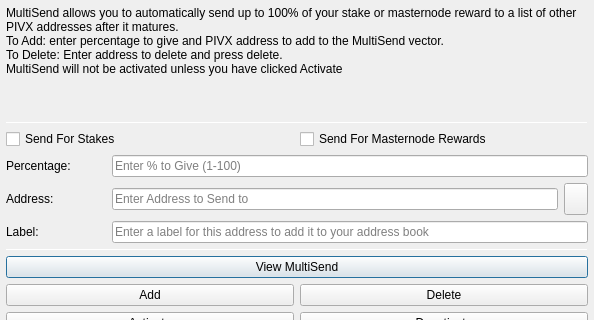
Before: the Qt Designer form src/qt/forms/multisenddialog.ui in mammix2/kore-mammix2, drawn with Qt 5; both pictures show x 0 to 594 and y 0 to 320 of the 594 by 526 pixel window.
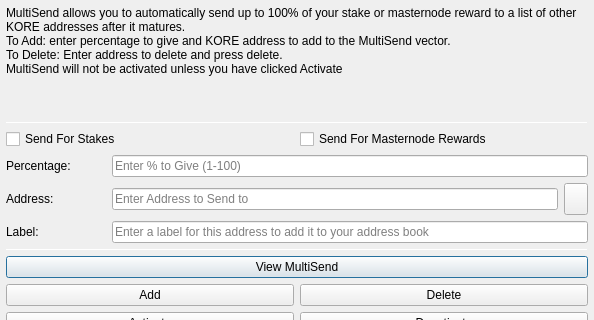
After: the same form once the commit is applied. Icons and pictures are not drawn.

Commit message: PIVX - Kore renaming

Patch:
```diff
--- a/src/qt/forms/multisenddialog.ui
+++ b/src/qt/forms/multisenddialog.ui
@@ -37,8 +37,8 @@
         <number>1</number>
        </property>
        <property name="text">
-        <string>MultiSend allows you to automatically send up to 100% of your stake or masternode reward to a list of other PIVX addresses after it matures.
-To Add: enter percentage to give and PIVX address to add to the MultiSend vector.
+        <string>MultiSend allows you to automatically send up to 100% of your stake or masternode reward to a list of other KORE addresses after it matures.
+To Add: enter percentage to give and KORE address to add to the MultiSend vector.
 To Delete: Enter address to delete and press delete.
 MultiSend will not be activated unless you have clicked Activate</string>
        </property>
```
Left out of the diff: 4 changed lines with no effect on the pictures. The commit also changes 478 other files.
